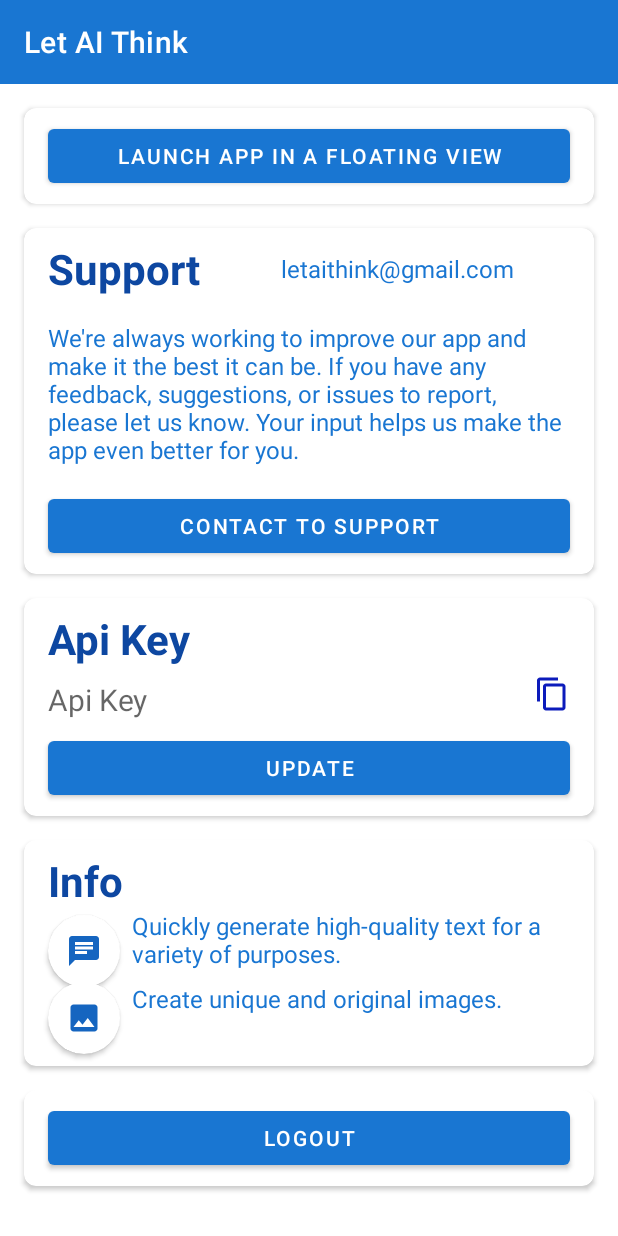
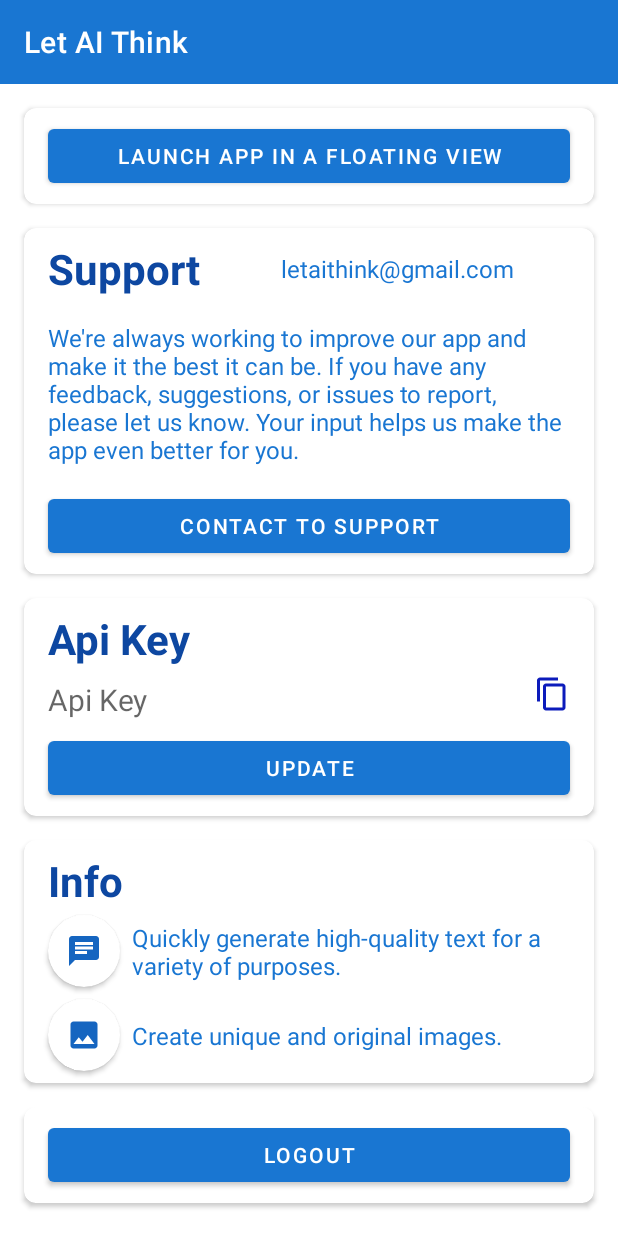
Before and after one commit to GevorgKhachatryan1997/ChatGPTApi, an Android app: the fragment SettingFragment placed in its activity, on a phone screen of 412 x 824 dp. Run offline under Robolectric (Android 15) with nearby library versions, the phone set to English and light mode, and no system bars; our stand-ins replace Room's generated code.

Commit message:
Fix info section in setting fragment

```diff
--- a/app/src/main/res/layout/setting_fragment.xml
+++ b/app/src/main/res/layout/setting_fragment.xml
@@ -208,7 +208,8 @@
                     app:layout_constraintEnd_toEndOf="parent"
                     app:layout_constraintHorizontal_bias="0"
                     app:layout_constraintStart_toEndOf="@+id/cardViewChat"
-                    app:layout_constraintTop_toBottomOf="@+id/tvChatTitle" />
+                    app:layout_constraintTop_toTopOf="@+id/cardViewChat"
+                    app:layout_constraintBottom_toBottomOf="@id/cardViewChat"/>
 
                 <androidx.cardview.widget.CardView
                     android:id="@+id/cardViewImage"
@@ -218,7 +219,7 @@
                     app:cardCornerRadius="100dp"
                     app:layout_constraintBottom_toBottomOf="parent"
                     app:layout_constraintStart_toStartOf="parent"
-                    app:layout_constraintTop_toBottomOf="@+id/tvChatInfo">
+                    app:layout_constraintTop_toBottomOf="@+id/cardViewChat">
 
                     <ImageView
                         android:id="@+id/ivImageMode"
@@ -239,7 +240,8 @@
                     app:layout_constraintEnd_toEndOf="parent"
                     app:layout_constraintHorizontal_bias="0"
                     app:layout_constraintStart_toEndOf="@+id/cardViewImage"
-                    app:layout_constraintTop_toTopOf="@+id/cardViewImage" />
+                    app:layout_constraintTop_toTopOf="@+id/cardViewImage"
+                    app:layout_constraintBottom_toBottomOf="@id/cardViewImage"/>
             </androidx.constraintlayout.widget.ConstraintLayout>
 
         </androidx.cardview.widget.CardView>
```
